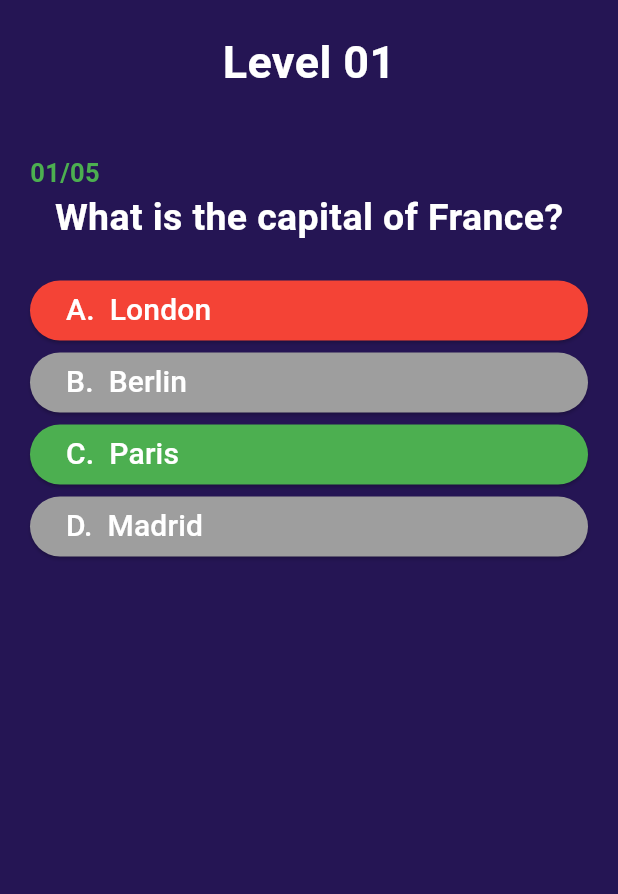
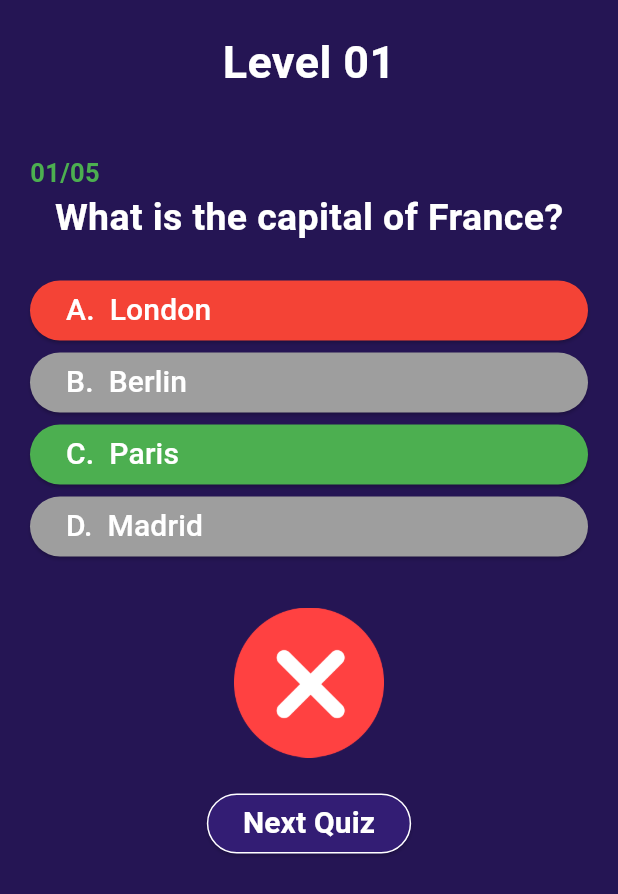
Before and after one commit to Sheroz-Akram/Flutter-Quiz-Game, a Flutter app: the screen it shows after launch, after a tap on an icon or button, on a phone screen of 412 x 824 dp. Shown: the top 894 px of the screen. Run offline on Flutter 3.47's test engine with Material 3 defaults, Android fonts, the light colour scheme and no system bars; our stand-ins replace google_fonts.

Commit message:
Quiz Screens Created

```diff
--- /dev/null
+++ b/lib/QuizManager.dart
@@ -0,0 +1,45 @@
+import 'package:flutter_quiz_game/Quizs.dart';
+import 'package:flutter_quiz_game/RandomNumbers.dart';
+
+class Quiz {
+  Quiz({
+    required this.question,
+    required this.options,
+    required this.correctOption,
+  });
+
+  String question;
+  List<String> options;
+  int correctOption;
+
+  // Display Quiz Information
+  void display() {
+    print("Question: $question");
+    print("Options: $options");
+    print("CorectOption: ${options[correctOption]}");
+  }
+}
+
+class QuizManager {
+  QuizManager({required this.totalQuiz, required this.level});
+
+  // Parameters
+  int totalQuiz;
+  int level;
+  List<Quiz> quizList = [];
+
+  // Load Quiz from List
+  void loadQuizs() {
+    // Select Random Quiz from Level
+    var randomList = generateUniqueRandomNumbers(
+        0, quizQuestions[level - 1].length, totalQuiz);
+    // Choose Quiz from these random numbers and Store them
+    for (var i = 0; i < randomList.length; i++) {
+      var currentQuiz = quizQuestions[level - 1][randomList[i]];
+      quizList.add(Quiz(
+          question: currentQuiz['question'],
+          options: currentQuiz['options'],
+          correctOption: currentQuiz['correctIndex']));
+    }
+  }
+}
--- a/lib/QuizMenu.dart
+++ b/lib/QuizMenu.dart
@@ -27,10 +27,27 @@ class _QuizMenuState extends State<QuizMenu> {
   @override
   void initState() {
     super.initState();
+    resetQuizState();
+  }
+
+  @override
+  void didUpdateWidget(covariant QuizMenu oldWidget) {
+    super.didUpdateWidget(oldWidget);
+    // Reset the quiz state when the widget is updated with new quiz details
+    if (oldWidget.question != widget.question) {
+      resetQuizState();
+    }
+  }
+
+  // Reset Quiz Menu to Orignal State
+  void resetQuizState() {
+    selectedOptionIndex = null;
+    isCorrectAnswer = false;
     optionStates = List<QuizOptionState>.filled(
         widget.options.length, QuizOptionState.unselected);
   }
 
+  // Ootion Selected in Quiz
   void handleOptionSelection(int index) {
     setState(() {
       if (selectedOptionIndex != null) {
--- a/lib/QuizPage.dart
+++ b/lib/QuizPage.dart
@@ -1,8 +1,10 @@
 import 'dart:math';
 
 import 'package:flutter/material.dart';
+import 'package:flutter_quiz_game/QuizManager.dart';
 import 'package:flutter_quiz_game/QuizMenu.dart';
 import 'package:flutter_quiz_game/Quizs.dart';
+import 'package:flutter_quiz_game/ResutlPage.dart';
 
 class QuizPage extends StatefulWidget {
   const QuizPage({super.key, required this.level});
@@ -17,51 +19,31 @@ class _QuizPage extends State<QuizPage> {
   // Quiz Information
   int totalQuiz = 5;
   int currentQuiz = 0;
-  late var completeQuizList = [];
-
-  // Generate List of Random Number
-  List<int> generateUniqueRandomNumbers(int start, int end, int size) {
-    if (size <= 0) {
-      throw ArgumentError('Size must be greater than 0.');
-    }
-    if (start >= end) {
-      throw ArgumentError('Start must be less than end.');
-    }
-    if (size > (end - start)) {
-      throw ArgumentError(
-          'Size must be less than or equal to the range between start and end.');
-    }
-
-    Random random = Random();
-    Set<int> uniqueNumbers = <int>{};
-
-    while (uniqueNumbers.length < size) {
-      int number = random.nextInt(end - start) + start;
-      uniqueNumbers.add(number);
-    }
-
-    return uniqueNumbers.toList();
-  }
-
-  // Function to Load Quizes
-  void loadQuizs(int level, int Size) {
-    // Select Random Quiz from Level
-    var randomList =
-        generateUniqueRandomNumbers(0, quizQuestions[level - 1].length, Size);
-    // Choose Quiz from these random
-    List<dynamic> quizList = [];
-    for (var i = 0; i < randomList.length; i++) {
-      quizList.add(quizQuestions[level - 1][randomList[i]]);
-    }
-    setState(() {
-      completeQuizList = quizList;
-    });
-  }
+  int correctAnswerCount = 0;
+  bool isCorrectAnswer = false;
+  bool isAnswered = false;
+  late QuizManager quizManager;
+  List<Quiz> quizList = [];
 
   @override
   void initState() {
     super.initState();
-    loadQuizs(widget.level, totalQuiz);
+    // Load Quizs
+    quizManager = QuizManager(totalQuiz: totalQuiz, level: widget.level);
+    quizManager.loadQuizs();
+    setState(() {
+      quizList = quizManager.quizList;
+    });
+  }
+
+  // Display Message on Screen
+  void displayMessage(String message) {
+    ScaffoldMessenger.of(context).showSnackBar(SnackBar(
+        backgroundColor: const Color.fromARGB(255, 51, 29, 116),
+        content: Text(
+          message,
+          style: const TextStyle(color: Colors.red),
+        )));
   }
 
   @override
@@ -69,7 +51,8 @@ class _QuizPage extends State<QuizPage> {
     return SafeArea(
       child: Scaffold(
           backgroundColor: const Color(0xFF251554),
-          body: Container(
+          body: SingleChildScrollView(
+            child: Container(
               margin: const EdgeInsets.only(top: 20, left: 20, right: 20),
               width: MediaQuery.of(context).size.width,
               child: Column(
@@ -96,18 +79,95 @@ class _QuizPage extends State<QuizPage> {
                   ),
 
                   // Our Quiz Menu Here
-                completeQuizList.isEmpty
-                    ? const Text("Loading")
+                  quizList.isEmpty
+                      ? const Text("Loading Quiz List")
                       : QuizMenu(
-                        question: completeQuizList[currentQuiz]['question'],
-                        options: completeQuizList[currentQuiz]['options'],
-                        correctAnswerIndex: completeQuizList[currentQuiz]
-                            ['correctIndex'],
-                        onOptionSelect: (isCorrectAnswer) {
-                          print("Status: $isCorrectAnswer");
+                          question: quizList[currentQuiz].question,
+                          options: quizList[currentQuiz].options,
+                          correctAnswerIndex:
+                              quizList[currentQuiz].correctOption,
+                          onOptionSelect: (answerStatus) {
+                            setState(() {
+                              if (!isAnswered) {
+                                isCorrectAnswer = answerStatus;
+                                if (answerStatus) {
+                                  correctAnswerCount++;
+                                }
+                              }
+                              isAnswered = true;
+                            });
                           },
                         ),
+
+                  const SizedBox(
+                    height: 30,
+                  ),
+
+                  // Button To Go To Next Quiz
+                  isAnswered
+                      ? Center(
+                          child: Column(
+                            children: [
+                              Image.asset(
+                                isCorrectAnswer
+                                    ? "assets/correct.png"
+                                    : "assets/wrong.png",
+                                width: 100,
+                              ),
+                              const SizedBox(
+                                height: 20,
+                              ),
+                              // Button to Move to Next Page
+                              ElevatedButton(
+                                  style: ButtonStyle(
+                                      side: WidgetStateProperty.all(
+                                        const BorderSide(color: Colors.white),
+                                      ),
+                                      backgroundColor:
+                                          const WidgetStatePropertyAll(
+                                              Color.fromARGB(
+                                                  255, 51, 29, 116))),
+                                  onPressed: () {
+                                    setState(() {
+                                      if (!isAnswered) {
+                                        displayMessage(
+                                            "Please Choose Option to Move to Next");
+                                      } else {
+                                        if (currentQuiz < totalQuiz - 1) {
+                                          currentQuiz++;
+                                          isAnswered = false;
+                                          isCorrectAnswer = false;
+                                        } else {
+                                          // Navigate to Result Screen
+                                          Navigator.pop(context);
+                                          Navigator.push(
+                                              context,
+                                              MaterialPageRoute(
+                                                  builder: (context) =>
+                                                      Resultpage(
+                                                          correctQuizCount:
+                                                              correctAnswerCount,
+                                                          totalCount:
+                                                              totalQuiz)));
+                                        }
+                                      }
+                                    });
+                                  },
+                                  child: const Text(
+                                    "Next Quiz",
+                                    style: TextStyle(
+                                        color: Colors.white,
+                                        fontSize: 20,
+                                        fontWeight: FontWeight.bold),
+                                  )),
                             ],
+                          ),
+                        )
+                      : const SizedBox(
+                          height: 0,
+                        )
+                ],
+              ),
             ),
           )),
     );
--- /dev/null
+++ b/lib/RandomNumbers.dart
@@ -0,0 +1,25 @@
+import 'dart:math';
+
+// Generate List of Random Number
+List<int> generateUniqueRandomNumbers(int start, int end, int size) {
+  if (size <= 0) {
+    throw ArgumentError('Size must be greater than 0.');
+  }
+  if (start >= end) {
+    throw ArgumentError('Start must be less than end.');
+  }
+  if (size > (end - start)) {
+    throw ArgumentError(
+        'Size must be less than or equal to the range between start and end.');
+  }
+
+  Random random = Random();
+  Set<int> uniqueNumbers = <int>{};
+
+  while (uniqueNumbers.length < size) {
+    int number = random.nextInt(end - start) + start;
+    uniqueNumbers.add(number);
+  }
+
+  return uniqueNumbers.toList();
+}
--- a/pubspec.yaml
+++ b/pubspec.yaml
@@ -59,7 +59,8 @@ flutter:
   uses-material-design: true
 
   # To add assets to your application, add an assets section, like this:
-  # assets:
+  assets:
+    - assets/
   #   - images/a_dot_burr.jpeg
   #   - images/a_dot_ham.jpeg
 
```
Also changed, not shown: lib/ResutlPage.dart (added, +25 -0 lines), assets/correct.png (added), assets/wrong.png (added). Lines whose indentation alone changed are shown as unchanged.
